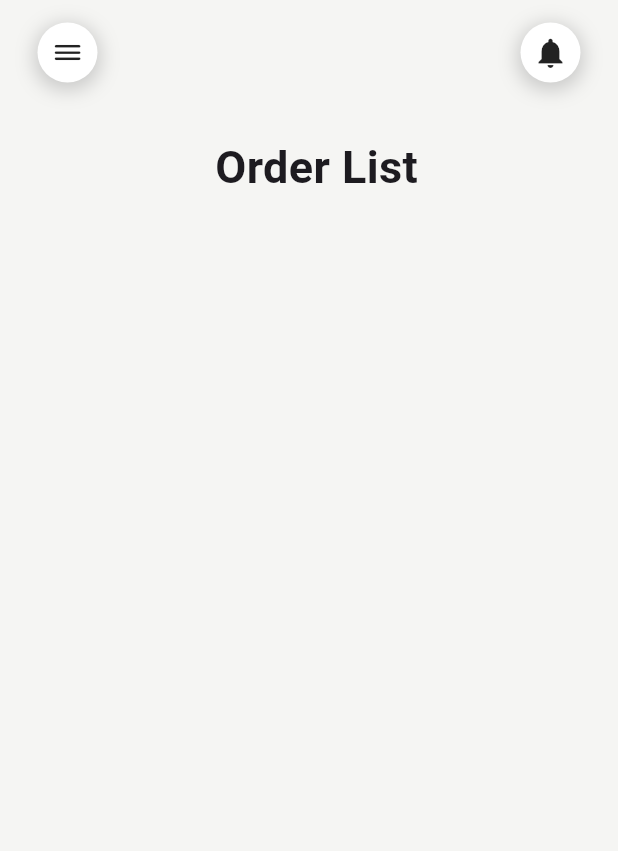
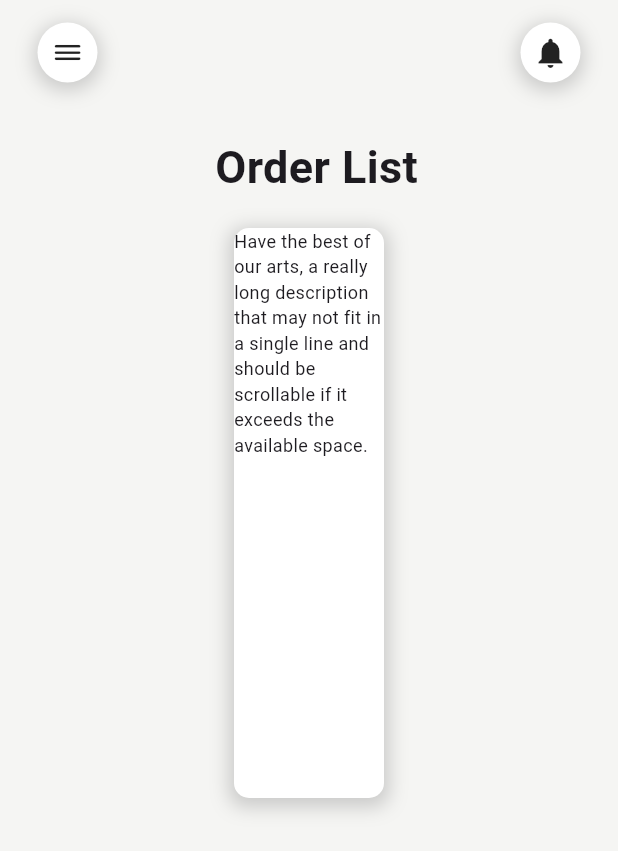
Before and after one commit to Katchietsnouva/family_health_app, a Flutter app: the CartPage screen opened by its route, on a phone screen of 412 x 824 dp. Shown: the top 851 px of the screen. Run offline on Flutter 3.47's test engine with Material 3 defaults, Android fonts, the phone set to English and light mode, and no system bars; our stand-ins replace flutter_rating_bar.

Commit message:
commit 0.68

```diff
--- a/lib/Pages/CartPage.dart
+++ b/lib/Pages/CartPage.dart
@@ -31,6 +31,35 @@ class CartPage extends StatelessWidget {
                       ),
                     ),
                   ),
+
+                  Padding(
+                    padding: EdgeInsets.symmetric(vertical: 9),
+                    child: Container(
+                      height:380,
+                      width: 100,
+                      decoration: BoxDecoration(
+                        color: Colors.white,
+                        borderRadius: BorderRadius.circular(10),
+                        boxShadow: [
+                          BoxShadow(
+                            color: Colors.grey.withOpacity(0.5),
+                            spreadRadius: 3,
+                            blurRadius: 10,
+                            offset: Offset(0, 3),
+                          )
+                        ],
+                      ),
+                      child: SingleChildScrollView(
+                        child: Text(
+                          "Have the best of our arts, a really long description that may not fit in a single line and should be scrollable if it exceeds the available space.",
+                          style: TextStyle(
+                            fontSize: 12,
+                          ),
+                        ),
+                      ),
+                    ),
+                  ),
+
                 ],
               ),
             ),
```
